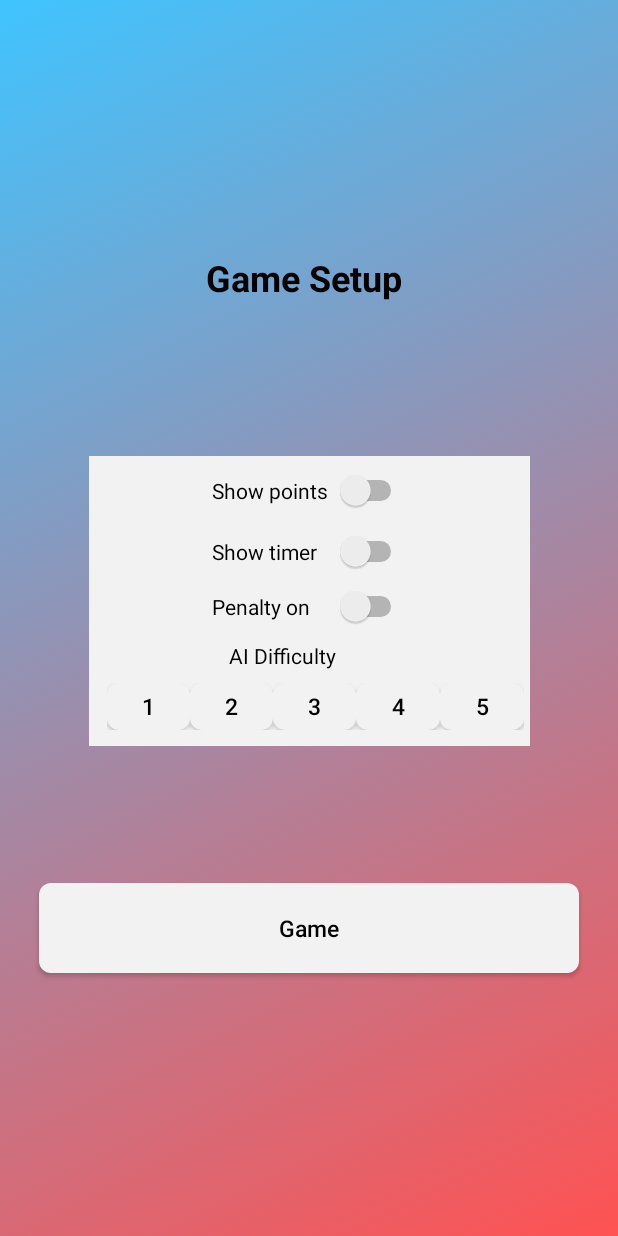
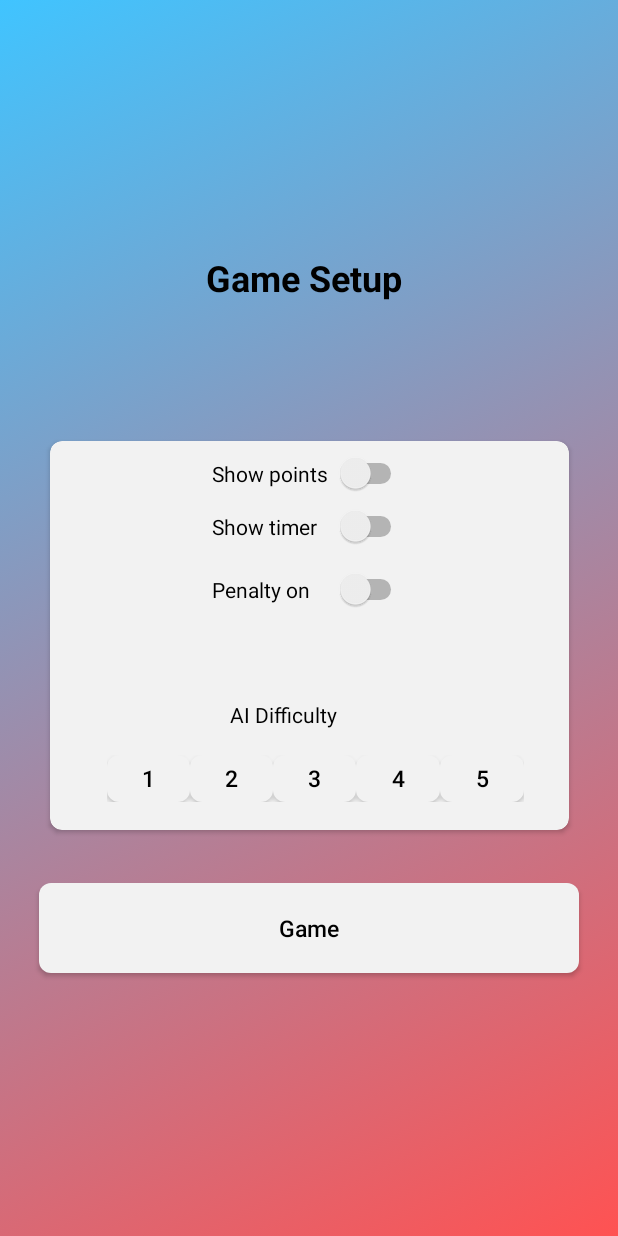
Before and after one commit to best-cat-hustlers/cs446-project, an Android app: the GameSetupActivity screen opened directly, with no data from a screen before it, on a phone screen of 412 x 824 dp. Run offline under Robolectric (Android 15) with nearby library versions, the phone set to English and light mode, and no system bars.

Commit message:
Add card view to game setup

```diff
--- a/app/src/main/res/layout/activity_game_setup.xml
+++ b/app/src/main/res/layout/activity_game_setup.xml
@@ -29,6 +29,7 @@
         style="@style/title_font"
         android:layout_width="138dp"
         android:layout_height="45dp"
+        android:layout_gravity="center"
         android:layout_marginStart="8dp"
         android:layout_marginBottom="8dp"
         android:text="@string/game_setup"
@@ -38,23 +39,31 @@
         app:layout_constraintHorizontal_bias="0.486"
         app:layout_constraintStart_toStartOf="parent"
         app:layout_constraintTop_toTopOf="parent"
-        app:layout_constraintVertical_bias="0.26"
-        android:layout_gravity="center" />
+        app:layout_constraintVertical_bias="0.26" />
+
+    <android.support.v7.widget.CardView
+        android:id="@+id/card_setup"
+        android:layout_width="346dp"
+        android:layout_height="259dp"
+        android:layout_marginStart="8dp"
+        android:layout_marginEnd="8dp"
+        android:layout_marginBottom="8dp"
+        app:cardBackgroundColor="#F2F2F2"
+        app:cardCornerRadius="8dp"
+        app:layout_constraintBottom_toTopOf="@+id/button4"
+        app:layout_constraintEnd_toEndOf="parent"
+        app:layout_constraintHorizontal_bias="0.5"
+        app:layout_constraintStart_toStartOf="parent"
+        app:layout_constraintTop_toBottomOf="@+id/title_game_setup"
+        app:layout_constraintVertical_bias="0.745">
 
         <android.support.constraint.ConstraintLayout
             android:id="@+id/game_setup_card"
-        android:layout_width="294dp"
-        android:layout_height="193dp"
-        android:layout_marginStart="8dp"
-        android:layout_marginTop="8dp"
-        android:layout_marginEnd="8dp"
-        android:layout_marginBottom="8dp"
-        android:background="#F2F2F2"
-        app:layout_constraintBottom_toTopOf="@+id/button4"
-        app:layout_constraintEnd_toEndOf="parent"
-        app:layout_constraintStart_toStartOf="parent"
-        app:layout_constraintTop_toBottomOf="@+id/title_game_setup"
-        app:layout_constraintVertical_bias="0.496">
+            android:layout_width="match_parent"
+            android:layout_height="wrap_content"
+            android:visibility="visible"
+            tools:layout_editor_absoluteX="8dp"
+            tools:layout_editor_absoluteY="8dp">
 
             <Switch
                 android:id="@+id/show_points_switch"
@@ -79,12 +88,11 @@
                 android:layout_height="26dp"
                 android:layout_marginStart="8dp"
                 android:layout_marginEnd="8dp"
-            android:layout_marginBottom="116dp"
+                android:layout_marginBottom="188dp"
                 android:width="130dp"
                 android:text="@string/show_timer"
                 app:layout_constraintBottom_toBottomOf="parent"
                 app:layout_constraintEnd_toEndOf="parent"
-            app:layout_constraintHorizontal_bias="0.5"
                 app:layout_constraintStart_toStartOf="parent" />
 
             <Switch
@@ -98,10 +106,9 @@
                 android:text="@string/penalty_on"
                 app:layout_constraintBottom_toBottomOf="parent"
                 app:layout_constraintEnd_toEndOf="parent"
-            app:layout_constraintHorizontal_bias="0.5"
                 app:layout_constraintStart_toStartOf="parent"
                 app:layout_constraintTop_toBottomOf="@+id/show_timer_switch"
-            app:layout_constraintVertical_bias="0.117" />
+                app:layout_constraintVertical_bias="0.097" />
 
             <RadioGroup
                 android:id="@+id/AI_difficulty"
@@ -172,9 +179,12 @@
                 android:textColor="@android:color/primary_text_light"
                 app:layout_constraintBottom_toTopOf="@+id/AI_difficulty"
                 app:layout_constraintEnd_toEndOf="parent"
+                app:layout_constraintHorizontal_bias="0.502"
                 app:layout_constraintStart_toStartOf="parent"
-            app:layout_constraintTop_toBottomOf="@+id/penalty_switch" />
+                app:layout_constraintTop_toBottomOf="@+id/penalty_switch"
+                app:layout_constraintVertical_bias="0.776" />
 
         </android.support.constraint.ConstraintLayout>
+    </android.support.v7.widget.CardView>
 
 </android.support.constraint.ConstraintLayout>
```
Also changed, not shown: app/src/main/res/layout/activity_main_settings.xml (+37 -19 lines). Lines whose indentation alone changed are shown as unchanged.
